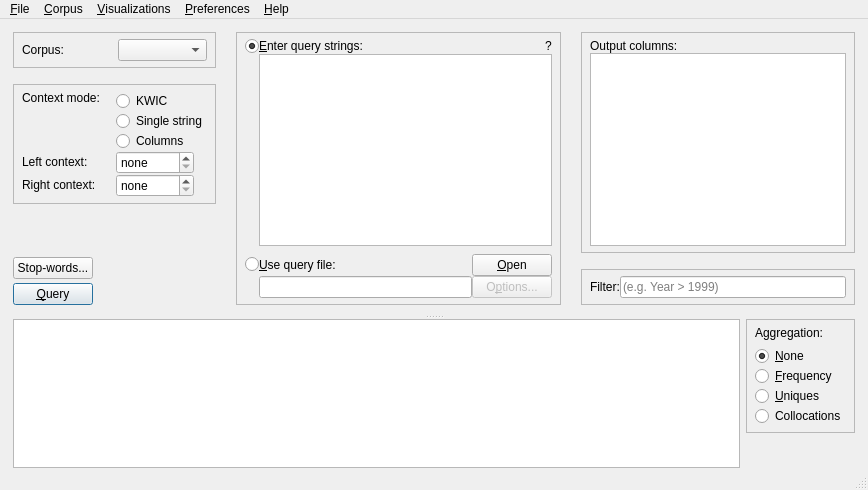
The window that coquery/gui/coquery.ui (gkunter/coquery) describes before a commit, drawn with Qt 5.
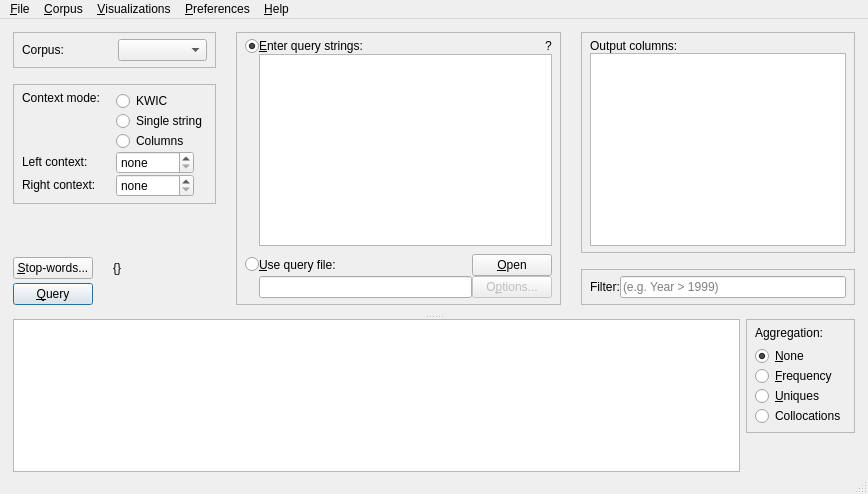
The same window after the commit. Icons and pictures are not drawn.

Commit message: Add stopword support. Fix Issue #26.

The edit to the form file:
```diff
--- a/coquery/gui/coquery.ui
+++ b/coquery/gui/coquery.ui
@@ -7,7 +7,7 @@
     <x>0</x>
     <y>0</y>
     <width>868</width>
-    <height>490</height>
+    <height>494</height>
    </rect>
   </property>
   <property name="windowTitle">
@@ -381,39 +381,13 @@
            </spacer>
           </item>
           <item>
-           <layout class="QGridLayout" name="box_qer_buttons" rowstretch="0,0,0" columnstretch="0,0" rowminimumheight="1,0,0">
+           <layout class="QGridLayout" name="box_qer_buttons" rowstretch="0,0,0" columnstretch="0,0">
             <property name="horizontalSpacing">
              <number>20</number>
             </property>
             <property name="verticalSpacing">
              <number>4</number>
             </property>
-            <item row="1" column="0">
-             <widget class="QPushButton" name="button_stopwords">
-              <property name="sizePolicy">
-               <sizepolicy hsizetype="Minimum" vsizetype="Fixed">
-                <horstretch>0</horstretch>
-                <verstretch>0</verstretch>
-               </sizepolicy>
-              </property>
-              <property name="text">
-               <string>Stop-words...</string>
-              </property>
-             </widget>
-            </item>
-            <item row="1" column="1">
-             <spacer name="horizontalSpacer_2">
-              <property name="orientation">
-               <enum>Qt::Horizontal</enum>
-              </property>
-              <property name="sizeHint" stdset="0">
-               <size>
-                <width>40</width>
-                <height>20</height>
-               </size>
-              </property>
-             </spacer>
-            </item>
             <item row="2" column="0">
              <widget class="QPushButton" name="button_run_query">
               <property name="sizePolicy">
@@ -443,6 +417,32 @@
               </property>
              </widget>
             </item>
+            <item row="1" column="0">
+             <widget class="QPushButton" name="button_stopwords">
+              <property name="sizePolicy">
+               <sizepolicy hsizetype="Minimum" vsizetype="Fixed">
+                <horstretch>0</horstretch>
+                <verstretch>0</verstretch>
+               </sizepolicy>
+              </property>
+              <property name="text">
+               <string>&amp;Stop-words...</string>
+              </property>
+             </widget>
+            </item>
+            <item row="1" column="1">
+             <widget class="QLabel" name="stopword_label">
+              <property name="sizePolicy">
+               <sizepolicy hsizetype="Expanding" vsizetype="Preferred">
+                <horstretch>0</horstretch>
+                <verstretch>0</verstretch>
+               </sizepolicy>
+              </property>
+              <property name="text">
+               <string>{}</string>
+              </property>
+             </widget>
+            </item>
            </layout>
           </item>
          </layout>
```
Left out of the diff: 2 changed lines with no effect on the pictures. The commit also changes 8 other files.
